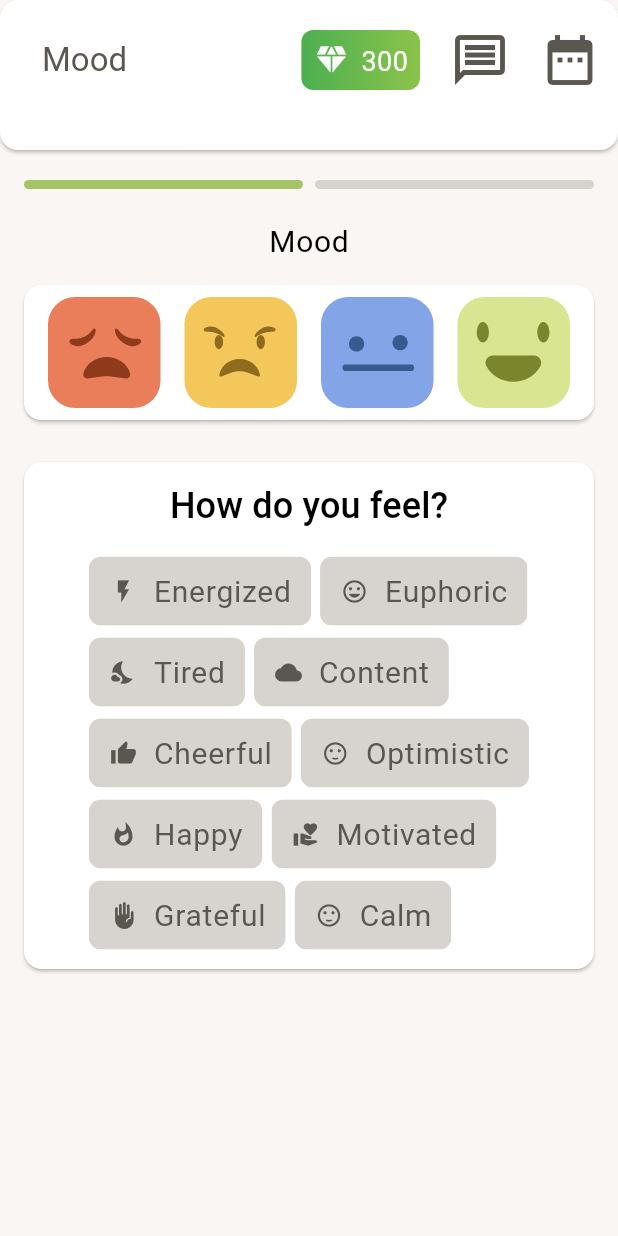
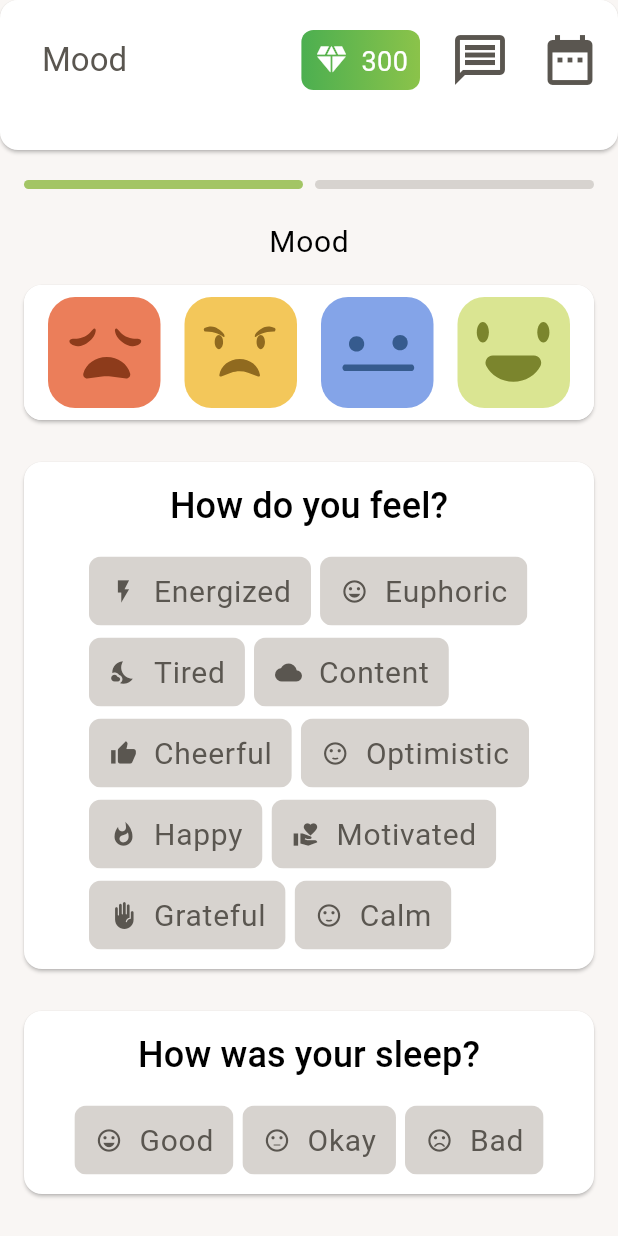
Before and after one commit to yazdan0101/mood_tracking_app, a Flutter app: the MoodDetailsPage screen opened by its route, on a phone screen of 412 x 824 dp. Run offline on Flutter 3.47's test engine with Material 3 defaults, Android fonts, the phone set to English and light mode, and no system bars; our stand-ins replace flutter_riverpod, flutter_svg, go_router, riverpod_annotation; generated files the repository leaves out were written again.

Commit message:
Add sleep quality section

```diff
--- a/lib/src/core/providers/feelings_list_provider.dart
+++ b/lib/src/core/providers/feelings_list_provider.dart
@@ -30,7 +30,7 @@ class FeelingsListNotifier extends StateNotifier<List<String>> {
   FeelingsListNotifier() : super(initialFeelings);
 
   void addFeeling(final String feeling) {
-    state.add(feeling);
+    state = [...state, feeling];
   }
 }
 
--- /dev/null
+++ b/lib/src/core/providers/selected_sleep_quality_list_provider.dart
@@ -0,0 +1,19 @@
+import 'package:flutter_riverpod/flutter_riverpod.dart';
+
+class SelectedSleepQualityListNotifier extends StateNotifier<List<String>> {
+  SelectedSleepQualityListNotifier() : super([]);
+
+  void addSleepQuality(final String sleepQuality) {
+    state = [...state, sleepQuality];
+  }
+
+  void removeSleepQuality(final String sleepQuality) {
+    state.remove(sleepQuality);
+    state = [...state];
+  }
+}
+
+final selectedSleepQualityListProvider =
+    StateNotifierProvider<SelectedSleepQualityListNotifier, List<String>>(
+  (final ref) => SelectedSleepQualityListNotifier(),
+);
--- /dev/null
+++ b/lib/src/core/providers/sleep_quality_list_provider.dart
@@ -0,0 +1,24 @@
+import 'package:flutter/material.dart';
+import 'package:flutter_riverpod/flutter_riverpod.dart';
+
+const List<String> initialSleepQuality = ['Good', 'Okay', 'Bad'];
+const List<IconData> sleepQualityIcons = [
+  Icons.sentiment_very_satisfied,
+  Icons.sentiment_neutral,
+  Icons.sentiment_dissatisfied_outlined
+];
+
+class SleepQualityListListNotifier extends StateNotifier<List<String>> {
+  SleepQualityListListNotifier() : super(initialSleepQuality);
+
+  void addSleepQuality(final String sleepQuality) {
+    state = [...state, sleepQuality];
+  }
+}
+
+final sleepQualityListProvider =
+    StateNotifierProvider<SleepQualityListListNotifier, List<String>>(
+  (final ref) => SleepQualityListListNotifier(),
+);
+
+final sleepQualityIconsProvider = Provider<List<IconData>>((ref) => sleepQualityIcons);
--- /dev/null
+++ b/lib/src/core/widgets/custom_card.dart
@@ -0,0 +1,39 @@
+import 'package:flutter/material.dart';
+import 'package:flutter_riverpod/flutter_riverpod.dart';
+
+class CustomCard extends ConsumerWidget {
+  const CustomCard(
+      {required this.title, required this.wrapChildren, super.key});
+
+  final List<Widget> wrapChildren;
+  final String title;
+
+  @override
+  Widget build(final BuildContext context, final WidgetRef ref) {
+    final textTheme = Theme.of(context).textTheme;
+    return Card(
+      child: Padding(
+        padding: const EdgeInsets.all(12.0),
+        child: SizedBox(
+          width: double.infinity,
+          child: Column(
+            children: [
+              Text(
+                title,
+                style: textTheme.labelLarge,
+              ),
+              const SizedBox(
+                height: 16,
+              ),
+              Wrap(
+                runSpacing: 6,
+                spacing: 6,
+                children: wrapChildren,
+              )
+            ],
+          ),
+        ),
+      ),
+    );
+  }
+}
--- a/lib/src/core/widgets/feeling_section.dart
+++ b/lib/src/core/widgets/feeling_section.dart
@@ -1,6 +1,7 @@
 import 'package:flutter/material.dart';
 import 'package:flutter_riverpod/flutter_riverpod.dart';
 import 'package:mood_tracking_app/src/core/providers/feelings_list_provider.dart';
+import 'package:mood_tracking_app/src/core/widgets/custom_card.dart';
 import 'package:mood_tracking_app/src/core/widgets/feeling_chip.dart';
 
 class FeelingSection extends ConsumerWidget {
@@ -9,34 +10,13 @@ class FeelingSection extends ConsumerWidget {
   @override
   Widget build(final BuildContext context, final WidgetRef ref) {
     final allFeelings = ref.watch(feelingsListProvider);
-    final allIcons = ref.watch(feelingsIconsListProvider);
-    final textTheme = Theme.of(context).textTheme;
-    return Card(
-      child: Padding(
-        padding: const EdgeInsets.all(12.0),
-        child: SizedBox(
-          width: double.infinity,
-          child: Column(
-            children: [
-              Text(
-                'How do you feel?',
-                style: textTheme.labelLarge,
-              ),
-              const SizedBox(
-                height: 16,
-              ),
-              Wrap(
-                runSpacing: 6,
-                spacing: 6,
-                children: List.generate(
-                  allFeelings.length,
-                  (final index) => FeelingChip(
-                      feeling: allFeelings[index], iconData: allIcons[index]),
-                ),
-              )
-            ],
-          ),
-        ),
+    final allFeelingIcons = ref.watch(feelingsIconsListProvider);
+    return CustomCard(
+      title: 'How do you feel?',
+      wrapChildren: List.generate(
+        allFeelings.length,
+        (final index) =>
+            FeelingChip(feeling: allFeelings[index], iconData: allFeelingIcons[index]),
       ),
     );
   }
--- /dev/null
+++ b/lib/src/core/widgets/sleep_quality_chip.dart
@@ -0,0 +1,51 @@
+import 'package:flutter/material.dart';
+import 'package:flutter_riverpod/flutter_riverpod.dart';
+import 'package:mood_tracking_app/src/core/providers/selected_sleep_quality_list_provider.dart';
+
+class SleepQualityChip extends ConsumerWidget {
+  const SleepQualityChip(
+      {required this.iconData, required this.sleepQuality, super.key});
+
+  final String sleepQuality;
+  final IconData iconData;
+
+  @override
+  Widget build(final BuildContext context, final WidgetRef ref) {
+    final theme = Theme.of(context);
+    final colorScheme = theme.colorScheme;
+    final textTheme = theme.textTheme;
+    final selectedSleepQualities = ref.watch(selectedSleepQualityListProvider);
+    final isSleepQualitySelected =
+        selectedSleepQualities.contains(sleepQuality);
+    return InkWell(
+      onTap: () {
+        final selectedSleepQualityListNotifier =
+            ref.read(selectedSleepQualityListProvider.notifier);
+        if (isSleepQualitySelected) {
+          selectedSleepQualityListNotifier.removeSleepQuality(sleepQuality);
+        } else {
+          selectedSleepQualityListNotifier.addSleepQuality(sleepQuality);
+        }
+      },
+      child: Chip(
+        avatar: Icon(
+          iconData,
+          color: isSleepQualitySelected
+              ? colorScheme.surface
+              : colorScheme.onSurface,
+        ),
+        side: BorderSide.none,
+        backgroundColor: isSleepQualitySelected
+            ? colorScheme.primary
+            : colorScheme.onSecondary,
+        label: Text(
+          sleepQuality,
+          style: textTheme.bodyLarge?.copyWith(
+              color: isSleepQualitySelected
+                  ? colorScheme.surface
+                  : colorScheme.onSurface),
+        ),
+      ),
+    );
+  }
+}
--- /dev/null
+++ b/lib/src/core/widgets/sleep_quality_section.dart
@@ -0,0 +1,23 @@
+import 'package:flutter/material.dart';
+import 'package:flutter_riverpod/flutter_riverpod.dart';
+import 'package:mood_tracking_app/src/core/providers/sleep_quality_list_provider.dart';
+import 'package:mood_tracking_app/src/core/widgets/custom_card.dart';
+import 'package:mood_tracking_app/src/core/widgets/sleep_quality_chip.dart';
+
+class SleepQualitySection extends ConsumerWidget {
+  const SleepQualitySection({super.key});
+
+  @override
+  Widget build(final BuildContext context, final WidgetRef ref) {
+    final allSleepQualities = ref.watch(sleepQualityListProvider);
+    final allSleepQualityIcons = ref.watch(sleepQualityIconsProvider);
+    return CustomCard(
+        title: 'How was your sleep?',
+        wrapChildren: List.generate(
+          allSleepQualities.length,
+          (final index) => SleepQualityChip(
+              sleepQuality: allSleepQualities[index],
+              iconData: allSleepQualityIcons[index]),
+        ));
+  }
+}
--- a/lib/src/features/mood_details/presentation/mood_details_page.dart
+++ b/lib/src/features/mood_details/presentation/mood_details_page.dart
@@ -3,6 +3,7 @@ import 'package:flutter_riverpod/flutter_riverpod.dart';
 import 'package:mood_tracking_app/src/core/widgets/custom_scaffold.dart';
 import 'package:mood_tracking_app/src/core/widgets/feeling_section.dart';
 import 'package:mood_tracking_app/src/core/widgets/mood_images_list.dart';
+import 'package:mood_tracking_app/src/core/widgets/sleep_quality_section.dart';
 import 'package:mood_tracking_app/src/core/widgets/step_indicator.dart';
 
 class MoodDetailsPage extends ConsumerWidget {
@@ -34,7 +35,11 @@ class MoodDetailsPage extends ConsumerWidget {
           const SizedBox(
             height: 20,
           ),
-          const FeelingSection()
+          const FeelingSection(),
+          const SizedBox(
+            height: 20,
+          ),
+          const SleepQualitySection(),
         ],
       ),
     );
```
Also changed, not shown: 4 other files.
